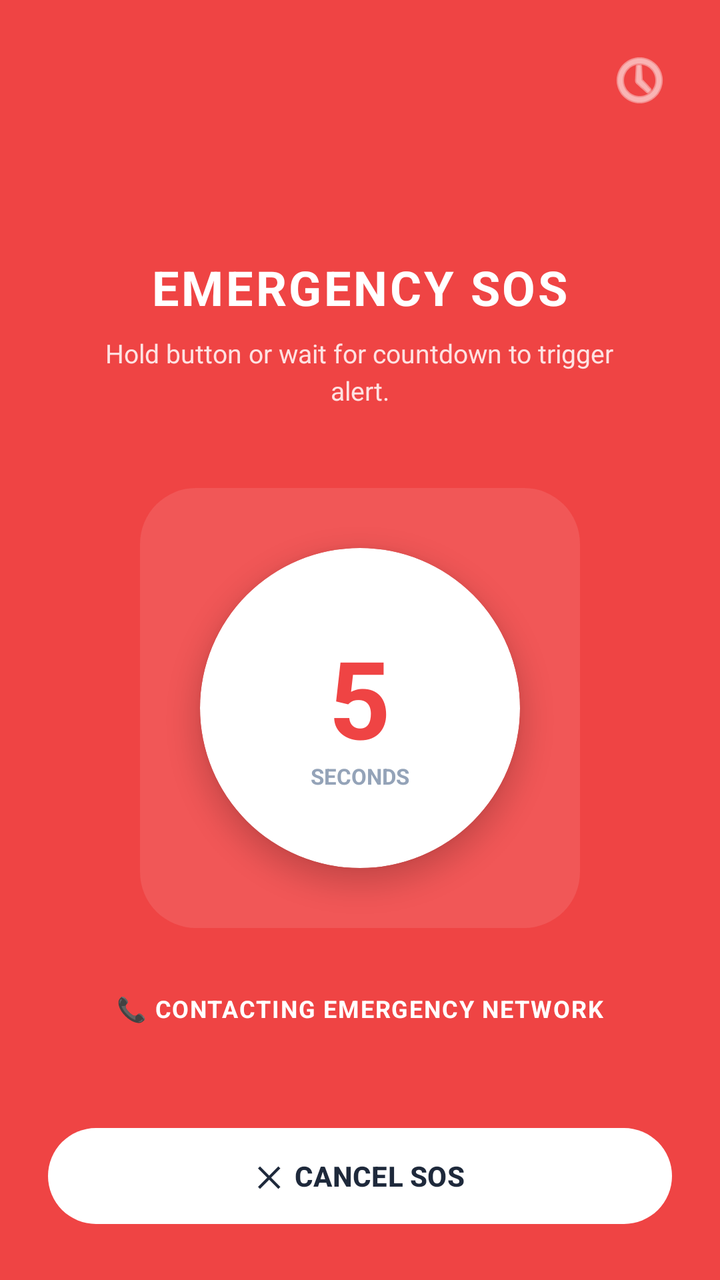
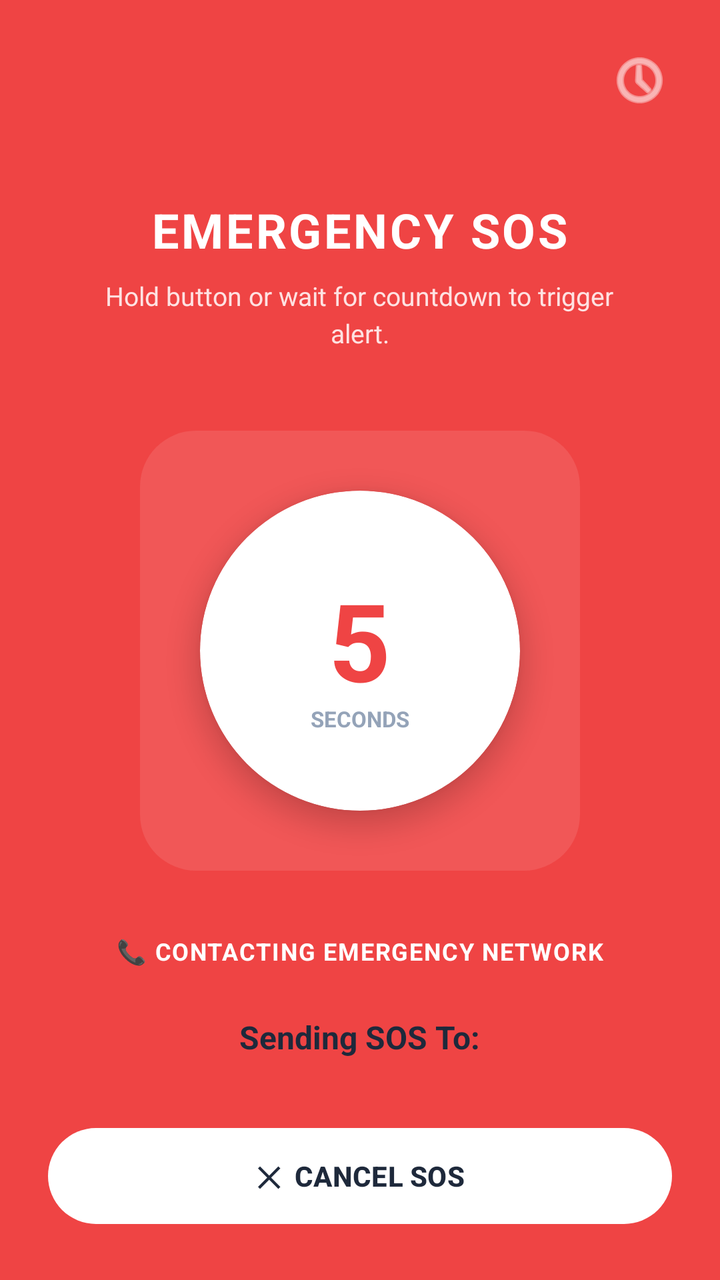

Two renders of the same Android screen: before a commit and after it. Below are the layout's source before the change and the commit's diff.
<!-- AndroidManifest.xml: application theme Theme.SafeRoute -->
<!-- res/layout/fragment_sos.xml -->
<?xml version="1.0" encoding="utf-8"?>
<RelativeLayout xmlns:android="http://schemas.android.com/apk/res/android"
    xmlns:app="http://schemas.android.com/apk/res-auto"
    android:layout_width="match_parent"
    android:layout_height="match_parent"
    android:background="#EF4444">

    <ImageView
        android:id="@+id/btnOpenLogs"
        android:layout_width="32dp"
        android:layout_height="32dp"
        android:layout_alignParentEnd="true"
        android:layout_marginTop="24dp"
        android:layout_marginEnd="24dp"
        android:src="@android:drawable/ic_menu_recent_history"
        app:tint="#FFFFFF"
        android:elevation="5dp"/>

    <LinearLayout
        android:id="@+id/countdownContainer"
        android:layout_width="match_parent"
        android:layout_height="wrap_content"
        android:orientation="vertical"
        android:gravity="center_horizontal"
        android:layout_centerInParent="true"
        android:padding="24dp"
        android:visibility="visible">
        <TextView
        android:layout_width="wrap_content"
        android:layout_height="wrap_content"
        android:text="EMERGENCY SOS"
        android:textColor="#FFFFFF"
        android:textSize="24sp"
        android:textStyle="bold"
        android:letterSpacing="0.05"/>

        <TextView
            android:layout_width="wrap_content"
            android:layout_height="wrap_content"
            android:text="Hold button or wait for countdown to trigger\nalert."
            android:textColor="#FEE2E2"
            android:textSize="13sp"
            android:gravity="center"
            android:layout_marginTop="8dp"
            android:lineSpacingMultiplier="1.2"/>

        <RelativeLayout
            android:id="@+id/btnSos"
            android:layout_width="220dp"
            android:layout_height="220dp"
            android:layout_marginTop="40dp"
            android:background="@android:drawable/toast_frame"
            android:backgroundTint="#1AFFFFFF">

            <com.google.android.material.card.MaterialCardView
                android:layout_width="160dp"
                android:layout_height="160dp"
                android:layout_centerInParent="true"
                app:cardCornerRadius="80dp"
                app:cardBackgroundColor="#FFFFFF"
                app:strokeWidth="0dp"
                app:cardElevation="8dp">

                <LinearLayout
                    android:layout_width="match_parent"
                    android:layout_height="match_parent"
                    android:orientation="vertical"
                    android:gravity="center">

                    <TextView
                        android:id="@+id/tvCountdown"
                        android:layout_width="wrap_content"
                        android:layout_height="wrap_content"
                        android:text="5"
                        android:textColor="#EF4444"
                        android:textSize="54sp"
                        android:textStyle="bold"/>

                    <TextView
                        android:layout_width="wrap_content"
                        android:layout_height="wrap_content"
                        android:text="SECONDS"
                        android:textColor="#94A3B8"
                        android:textSize="11sp"
                        android:textStyle="bold"
                        android:layout_marginTop="-4dp"/>
                </LinearLayout>
            </com.google.android.material.card.MaterialCardView>
        </RelativeLayout>

        <TextView
            android:layout_width="wrap_content"
            android:layout_height="wrap_content"
            android:text="📞 CONTACTING EMERGENCY NETWORK"
            android:textColor="#FFFFFF"
            android:textSize="12sp"
            android:textStyle="bold"
            android:layout_marginTop="32dp"
            android:letterSpacing="0.05"/>
    </LinearLayout>

    <LinearLayout
        android:id="@+id/outputContainer"
        android:layout_width="match_parent"
        android:layout_height="match_parent"
        android:orientation="vertical"
        android:gravity="center_horizontal"
        android:padding="24dp"
        android:background="#B91C1C"
        android:visibility="gone"> <TextView
        android:layout_width="wrap_content"
        android:layout_height="wrap_content"
        android:layout_marginTop="40dp"
        android:text="EMERGENCY\nACTIVE"
        android:textColor="#FFFFFF"
        android:textSize="28sp"
        android:textStyle="bold"
        android:gravity="center"
        android:letterSpacing="0.05"/>

        <TextView
            android:layout_width="wrap_content"
            android:layout_height="wrap_content"
            android:text="Emergency contacts and services are being\nnotified."
            android:textColor="#FEE2E2"
            android:textSize="13sp"
            android:gravity="center"
            android:layout_marginTop="8dp"/>

        <com.google.android.material.card.MaterialCardView
            android:layout_width="140dp"
            android:layout_height="140dp"
            android:layout_marginTop="40dp"
            app:cardCornerRadius="70dp"
            app:cardBackgroundColor="#FFFFFF"
            app:strokeWidth="0dp"
            app:cardElevation="6dp">
            <TextView
                android:layout_width="wrap_content"
                android:layout_height="wrap_content"
                android:text="C"
                android:textColor="#B91C1C"
                android:textSize="48sp"
                android:layout_gravity="center"/>
        </com.google.android.material.card.MaterialCardView>

        <TextView
            android:layout_width="wrap_content"
            android:layout_height="wrap_content"
            android:text="Sending emergency alert..."
            android:textColor="#FFFFFF"
            android:textSize="14sp"
            android:textStyle="bold"
            android:layout_marginTop="48dp"/>

        <com.google.android.material.card.MaterialCardView
            android:layout_width="match_parent"
            android:layout_height="48dp"
            android:layout_marginTop="16dp"
            app:cardCornerRadius="12dp"
            app:cardBackgroundColor="#1AFFFFFF"
            app:strokeWidth="0dp">
            <TextView
                android:layout_width="wrap_content"
                android:layout_height="wrap_content"
                android:text="📂 Saved to Local Secure DB"
                android:textColor="#FFFFFF"
                android:textSize="13sp"
                android:layout_gravity="center_vertical"
                android:layout_marginStart="16dp"/>
        </com.google.android.material.card.MaterialCardView>

        <com.google.android.material.card.MaterialCardView
            android:layout_width="match_parent"
            android:layout_height="48dp"
            android:layout_marginTop="8dp"
            app:cardCornerRadius="12dp"
            app:cardBackgroundColor="#1AFFFFFF"
            app:strokeWidth="0dp">
            <TextView
                android:layout_width="wrap_content"
                android:layout_height="wrap_content"
                android:text="☁️ Synced with Firebase Cloud"
                android:textColor="#FFFFFF"
                android:textSize="13sp"
                android:layout_gravity="center_vertical"
                android:layout_marginStart="16dp"/>
        </com.google.android.material.card.MaterialCardView>

        <View
            android:layout_width="match_parent"
            android:layout_height="0dp"
            android:layout_weight="1"/>

        <TextView
            android:layout_width="wrap_content"
            android:layout_height="wrap_content"
            android:text="SECURE ENCRYPTION ACTIVE • SAFEROUTE V2.4"
            android:textColor="#FCA5A5"
            android:textSize="10sp"
            android:textStyle="bold"
            android:layout_marginBottom="12dp"
            android:letterSpacing="0.05"/>
    </LinearLayout>

    <ProgressBar
        android:id="@+id/progressBar"
        android:layout_width="32dp"
        android:layout_height="32dp"
        android:layout_above="@id/btnCancelSos"
        android:layout_centerHorizontal="true"
        android:layout_marginBottom="16dp"
        android:indeterminateTint="#FFFFFF"
        android:visibility="gone"/>

    <com.google.android.material.button.MaterialButton
        android:id="@+id/btnCancelSos"
        android:layout_width="match_parent"
        android:layout_height="56dp"
        android:layout_alignParentBottom="true"
        android:layout_margin="24dp"
        android:text="✕  CANCEL SOS"
        android:textColor="#1E293B"
        android:textSize="14sp"
        android:textStyle="bold"
        app:backgroundTint="#FFFFFF"
        app:cornerRadius="28dp"
        android:visibility="visible"/>

</RelativeLayout>
<!-- resources referenced by this layout -->
<resources>
  <style name="Theme.SafeRoute" parent="Base.Theme.SafeRoute" />
  <style name="Base.Theme.SafeRoute" parent="Theme.Material3.DayNight.NoActionBar">
          
          
      </style>
</resources>

<!-- the commit's change to res/layout/fragment_sos.xml (unified diff, before → after) -->
@@ -97,6 +97,27 @@
             android:textStyle="bold"
             android:layout_marginTop="32dp"
             android:letterSpacing="0.05"/>
+
+        <TextView
+            android:id="@+id/tvSendingTo"
+            android:layout_width="wrap_content"
+            android:layout_height="wrap_content"
+            android:text="Sending SOS To:"
+            android:textColor="#1E293B"
+            android:textSize="16sp"
+            android:textStyle="bold"
+            android:layout_marginTop="24dp"
+            android:layout_gravity="center"/>
+
+        <androidx.recyclerview.widget.RecyclerView
+            android:id="@+id/rvEmergencyContactsHorizontal"
+            android:layout_width="match_parent"
+            android:layout_height="wrap_content"
+            android:orientation="horizontal"
+            android:layout_marginTop="12dp"
+            android:paddingHorizontal="16dp"
+            android:clipToPadding="false"
+            app:layoutManager="androidx.recyclerview.widget.LinearLayoutManager"/>
     </LinearLayout>
 
     <LinearLayout
